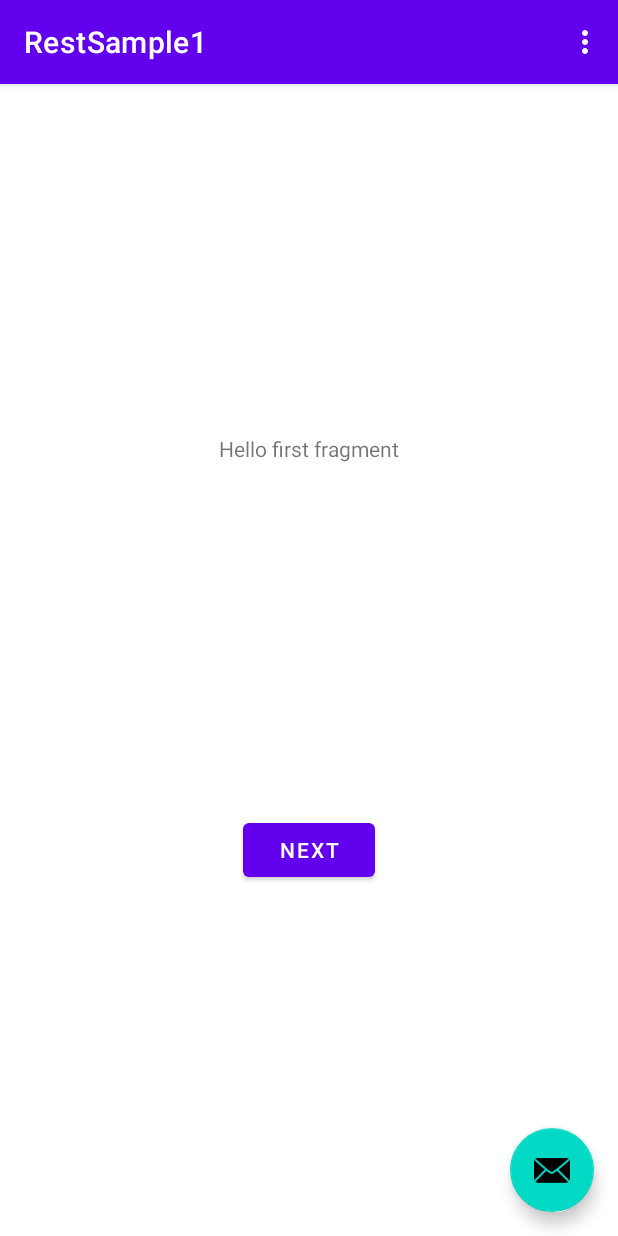
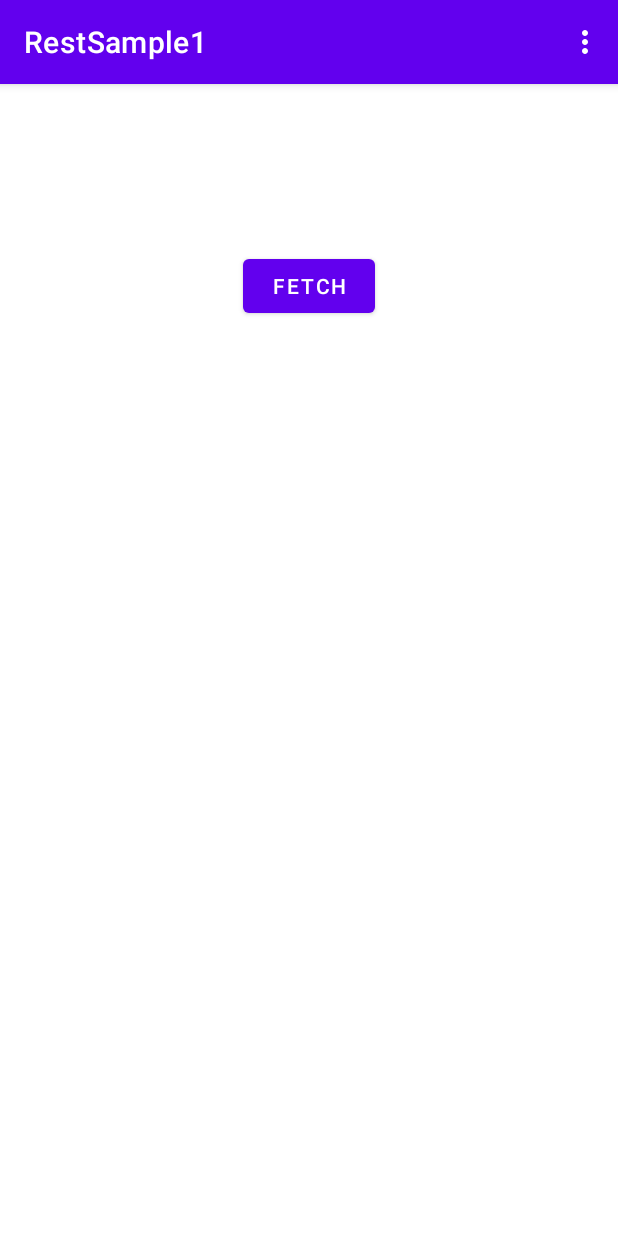
Before and after one commit to botradingblog1/android-kotlin-rest-1, an Android app: the screen it shows after launch (MainActivity), on a phone screen of 412 x 824 dp. Run offline under Robolectric (Android 15) with nearby library versions, the phone set to English and light mode, and no system bars; libraries missing offline, so code that uses them is left out: com.beust.klaxon.

Commit message:
Final updates

```diff
--- a/app/src/main/java/com/example/restsample1/BlogInfo.kt
+++ b/app/src/main/java/com/example/restsample1/BlogInfo.kt
@@ -1,7 +1,3 @@
 package com.example.restsample1
 
-import kotlinx.serialization.*
-import kotlinx.serialization.json.*
-
-@Serializable
 data class BlogInfo(val title: String, val description: String)
--- a/app/src/main/java/com/example/restsample1/FirstFragment.kt
+++ /dev/null
@@ -1,31 +0,0 @@
-package com.example.restsample1
-
-import android.os.Bundle
-import androidx.fragment.app.Fragment
-import android.view.LayoutInflater
-import android.view.View
-import android.view.ViewGroup
-import android.widget.Button
-import androidx.navigation.fragment.findNavController
-
-/**
- * A simple [Fragment] subclass as the default destination in the navigation.
- */
-class FirstFragment : Fragment() {
-
-    override fun onCreateView(
-            inflater: LayoutInflater, container: ViewGroup?,
-            savedInstanceState: Bundle?
-    ): View? {
-        // Inflate the layout for this fragment
-        return inflater.inflate(R.layout.fragment_first, container, false)
-    }
-
-    override fun onViewCreated(view: View, savedInstanceState: Bundle?) {
-        super.onViewCreated(view, savedInstanceState)
-
-        view.findViewById<Button>(R.id.button_first).setOnClickListener {
-            findNavController().navigate(R.id.action_FirstFragment_to_SecondFragment)
-        }
-    }
-}
--- a/app/src/main/java/com/example/restsample1/MainActivity.kt
+++ b/app/src/main/java/com/example/restsample1/MainActivity.kt
@@ -1,29 +1,46 @@
 package com.example.restsample1
 
 import android.os.Bundle
-import com.google.android.material.floatingactionbutton.FloatingActionButton
-import com.google.android.material.snackbar.Snackbar
 import androidx.appcompat.app.AppCompatActivity
 import android.view.Menu
 import android.view.MenuItem
+import android.view.View
+import android.widget.Button
+import android.widget.TextView
+
+// JSON parse
+import com.beust.klaxon.Klaxon
+
+// Imports for
+import kotlinx.coroutines.Dispatchers
+import kotlinx.coroutines.launch
+import kotlinx.coroutines.withContext
 import androidx.lifecycle.lifecycleScope
-import kotlinx.coroutines.launch
+
+// Networking
 import java.io.BufferedReader
 import java.io.InputStream
 import java.net.URL
 import javax.net.ssl.HttpsURLConnection
-import kotlinx.serialization.*
-import kotlinx.serialization.json.Json
+
+// View model
+import androidx.lifecycle.Observer
+import androidx.activity.viewModels
 
 class MainActivity : AppCompatActivity() {
-    private suspend fun getRequest(sUrl: String): String? {
+    var textViewTitle: TextView? = null
+    var textViewDescription: TextView? = null
+    var buttonFetch: Button? = null
+    val viewModel: MainActivityViewModel by viewModels()
+
+    private fun getRequest(sUrl: String): String? {
         val inputStream: InputStream
-        var result: String? = null;
-
-        // Create URL
-        val url = URL(sUrl)
+        var result: String? = null
 
         try {
+            // Create URL
+            val url = URL(sUrl)
+
             // Create HttpURLConnection
             val conn: HttpsURLConnection = url.openConnection() as HttpsURLConnection
 
@@ -48,12 +65,18 @@ class MainActivity : AppCompatActivity() {
 
     private fun fetch(sUrl: String): BlogInfo? {
         var blogInfo: BlogInfo? = null
-        lifecycleScope.launch {
+        lifecycleScope.launch(Dispatchers.IO) {
             val result = getRequest(sUrl)
             if (result != null) {
                 try {
                     // Parse result string JSON to data class
-                    blogInfo = Json.decodeFromString<BlogInfo>(result)
+                    blogInfo = Klaxon().parse<BlogInfo>(result)
+
+                    withContext(Dispatchers.Main) {
+                        // Update view model
+                        viewModel.title.value = blogInfo?.title
+                        viewModel.description.value = blogInfo?.description
+                    }
                 }
                 catch(err:Error) {
                     print("Error when parsing JSON: "+err.localizedMessage)
@@ -71,13 +94,22 @@ class MainActivity : AppCompatActivity() {
         setContentView(R.layout.activity_main)
         setSupportActionBar(findViewById(R.id.toolbar))
 
-        val blogInfo = fetch("")
-        println(blogInfo)
+        textViewTitle = findViewById(R.id.textview_blog_title)
+        textViewDescription = findViewById(R.id.textview_blog_description)
+        buttonFetch = findViewById(R.id.button_fetch)
 
-        findViewById<FloatingActionButton>(R.id.fab).setOnClickListener { view ->
-            Snackbar.make(view, "Replace with your own action", Snackbar.LENGTH_LONG)
-                    .setAction("Action", null).show()
-        }
+        buttonFetch?.setOnClickListener(View.OnClickListener {
+            // Launch get request
+            fetch("https://raw.githubusercontent.com/justmobiledev/android-kotlin-rest-1/main/support/data/bloginfo.json")
+        })
+
+        viewModel.title.observe(this, Observer {
+            textViewTitle?.text = it
+        })
+
+        viewModel.description.observe(this, Observer {
+            textViewDescription?.text = it
+        })
     }
 
     override fun onCreateOptionsMenu(menu: Menu): Boolean {
--- /dev/null
+++ b/app/src/main/java/com/example/restsample1/MainActivityViewModel.kt
@@ -0,0 +1,9 @@
+package com.example.restsample1
+
+import androidx.lifecycle.MutableLiveData
+import androidx.lifecycle.ViewModel
+
+class MainActivityViewModel : ViewModel() {
+    val title = MutableLiveData<String>()
+    val description = MutableLiveData<String>()
+}
--- a/app/src/main/res/layout/activity_main.xml
+++ b/app/src/main/res/layout/activity_main.xml
@@ -22,12 +22,5 @@
 
     <include layout="@layout/content_main" />
 
-    <com.google.android.material.floatingactionbutton.FloatingActionButton
-        android:id="@+id/fab"
-        android:layout_width="wrap_content"
-        android:layout_height="wrap_content"
-        android:layout_gravity="bottom|end"
-        android:layout_margin="@dimen/fab_margin"
-        app:srcCompat="@android:drawable/ic_dialog_email" />
 
 </androidx.coordinatorlayout.widget.CoordinatorLayout>
--- a/app/src/main/res/layout/content_main.xml
+++ b/app/src/main/res/layout/content_main.xml
@@ -3,17 +3,33 @@
     xmlns:app="http://schemas.android.com/apk/res-auto"
     android:layout_width="match_parent"
     android:layout_height="match_parent"
+    android:padding="24dp"
     app:layout_behavior="@string/appbar_scrolling_view_behavior">
 
-    <fragment
-        android:id="@+id/nav_host_fragment"
-        android:name="androidx.navigation.fragment.NavHostFragment"
-        android:layout_width="0dp"
-        android:layout_height="0dp"
-        app:defaultNavHost="true"
-        app:layout_constraintBottom_toBottomOf="parent"
-        app:layout_constraintLeft_toLeftOf="parent"
-        app:layout_constraintRight_toRightOf="parent"
-        app:layout_constraintTop_toTopOf="parent"
-        app:navGraph="@navigation/nav_graph" />
+    <TextView
+        android:id="@+id/textview_blog_title"
+        android:layout_width="wrap_content"
+        android:layout_height="wrap_content"
+        android:layout_marginTop="24dp"
+        android:text=""
+        app:layout_constraintStart_toStartOf="parent"
+        app:layout_constraintTop_toTopOf="parent"/>
+
+    <TextView
+        android:id="@+id/textview_blog_description"
+        android:layout_width="wrap_content"
+        android:layout_height="wrap_content"
+        android:text=""
+        app:layout_constraintStart_toStartOf="parent"
+        app:layout_constraintTop_toBottomOf="@id/textview_blog_title" />
+
+    <Button
+        android:id="@+id/button_fetch"
+        android:layout_width="wrap_content"
+        android:layout_height="wrap_content"
+        android:text="@string/fetch"
+        android:layout_marginTop="24dp"
+        app:layout_constraintStart_toStartOf="parent"
+        app:layout_constraintEnd_toEndOf="parent"
+        app:layout_constraintTop_toBottomOf="@id/textview_blog_description" />
 </androidx.constraintlayout.widget.ConstraintLayout>
--- a/app/src/main/res/layout/fragment_first.xml
+++ /dev/null
@@ -1,28 +0,0 @@
-<?xml version="1.0" encoding="utf-8"?>
-<androidx.constraintlayout.widget.ConstraintLayout xmlns:android="http://schemas.android.com/apk/res/android"
-    xmlns:app="http://schemas.android.com/apk/res-auto"
-    xmlns:tools="http://schemas.android.com/tools"
-    android:layout_width="match_parent"
-    android:layout_height="match_parent"
-    tools:context=".FirstFragment">
-
-    <TextView
-        android:id="@+id/textview_first"
-        android:layout_width="wrap_content"
-        android:layout_height="wrap_content"
-        android:text="@string/hello_first_fragment"
-        app:layout_constraintBottom_toTopOf="@id/button_first"
-        app:layout_constraintEnd_toEndOf="parent"
-        app:layout_constraintStart_toStartOf="parent"
-        app:layout_constraintTop_toTopOf="parent" />
-
-    <Button
-        android:id="@+id/button_first"
-        android:layout_width="wrap_content"
-        android:layout_height="wrap_content"
-        android:text="@string/next"
-        app:layout_constraintBottom_toBottomOf="parent"
-        app:layout_constraintEnd_toEndOf="parent"
-        app:layout_constraintStart_toStartOf="parent"
-        app:layout_constraintTop_toBottomOf="@id/textview_first" />
-</androidx.constraintlayout.widget.ConstraintLayout>
--- a/app/src/main/res/navigation/nav_graph.xml
+++ b/app/src/main/res/navigation/nav_graph.xml
@@ -2,27 +2,6 @@
 <navigation xmlns:android="http://schemas.android.com/apk/res/android"
     xmlns:app="http://schemas.android.com/apk/res-auto"
     xmlns:tools="http://schemas.android.com/tools"
-    android:id="@+id/nav_graph"
-    app:startDestination="@id/FirstFragment">
+    android:id="@+id/nav_graph">
 
-    <fragment
-        android:id="@+id/FirstFragment"
-        android:name="com.example.restsample1.FirstFragment"
-        android:label="@string/first_fragment_label"
-        tools:layout="@layout/fragment_first">
-
-        <action
-            android:id="@+id/action_FirstFragment_to_SecondFragment"
-            app:destination="@id/SecondFragment" />
-    </fragment>
-    <fragment
-        android:id="@+id/SecondFragment"
-        android:name="com.example.restsample1.SecondFragment"
-        android:label="@string/second_fragment_label"
-        tools:layout="@layout/fragment_second">
-
-        <action
-            android:id="@+id/action_SecondFragment_to_FirstFragment"
-            app:destination="@id/FirstFragment" />
-    </fragment>
 </navigation>
--- a/app/src/main/res/values/strings.xml
+++ b/app/src/main/res/values/strings.xml
@@ -1,12 +1,9 @@
 <resources>
     <string name="app_name">RestSample1</string>
     <string name="action_settings">Settings</string>
-    <!-- Strings used for fragments for navigation -->
-    <string name="first_fragment_label">First Fragment</string>
-    <string name="second_fragment_label">Second Fragment</string>
-    <string name="next">Next</string>
+
+    <string name="fetch">Fetch</string>
     <string name="previous">Previous</string>
+    <string name="page_title">Https Get Fetch Demo</string>
 
-    <string name="hello_first_fragment">Hello first fragment</string>
-    <string name="hello_second_fragment">Hello second fragment. Arg: %1$s</string>
 </resources>
```
Also changed, not shown: app/build.gradle (+7 -2 lines), app/src/main/java/com/example/restsample1/SecondFragment.kt (deleted, +0 -31 lines), app/src/main/res/layout/fragment_second.xml (deleted, +0 -27 lines), 1 other file.
